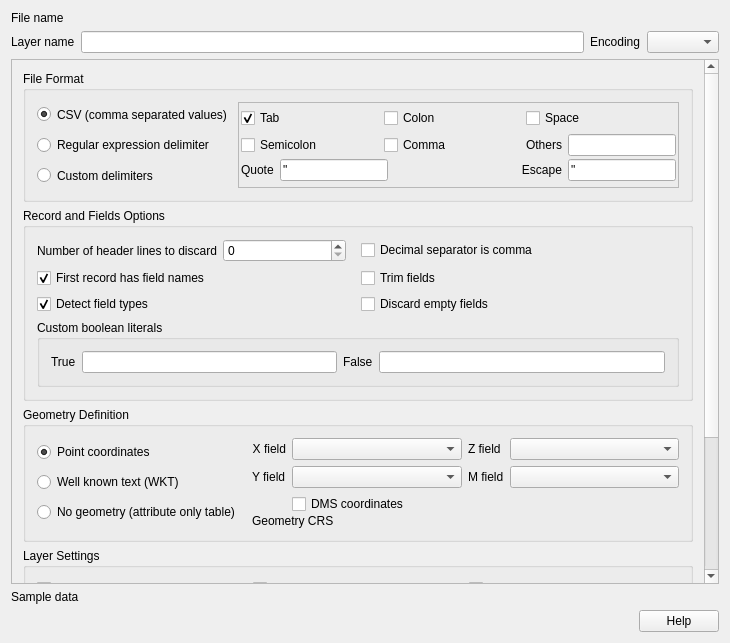
Before: the Qt Designer form src/ui/qgsdelimitedtextsourceselectbase.ui in nextgis/nextgisqgis, drawn with Qt 5.
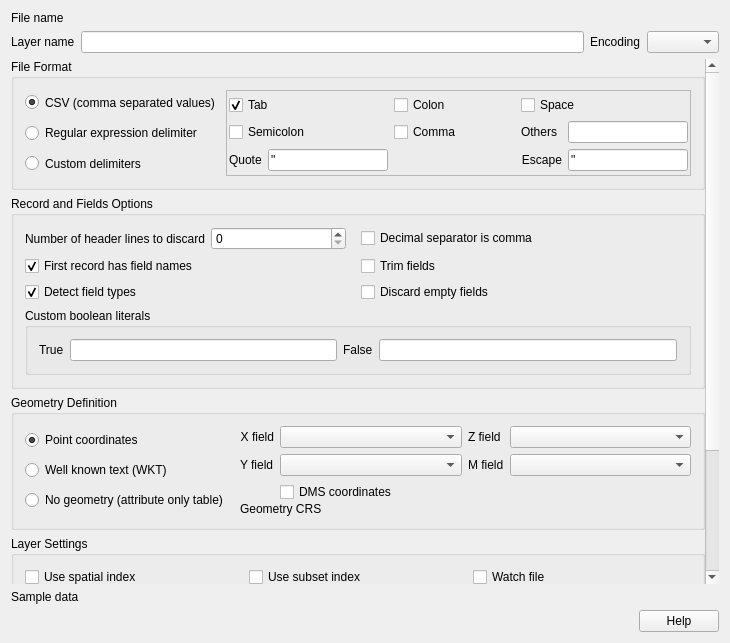
After: the same form once the commit is applied. Icons and pictures are not drawn. Custom widgets are drawn as their Qt base class.

```diff
--- a/src/ui/qgsdelimitedtextsourceselectbase.ui
+++ b/src/ui/qgsdelimitedtextsourceselectbase.ui
@@ -159,6 +159,9 @@
        <height>16777215</height>
       </size>
      </property>
+     <property name="frameShape">
+      <enum>QFrame::NoFrame</enum>
+     </property>
      <property name="widgetResizable">
       <bool>true</bool>
      </property>
@@ -178,6 +181,18 @@
        </sizepolicy>
       </property>
       <layout class="QVBoxLayout" name="verticalLayout_4">
+       <property name="leftMargin">
+        <number>0</number>
+       </property>
+       <property name="topMargin">
+        <number>0</number>
+       </property>
+       <property name="rightMargin">
+        <number>0</number>
+       </property>
+       <property name="bottomMargin">
+        <number>0</number>
+       </property>
        <item>
         <widget class="QgsCollapsibleGroupBox" name="fileFormatGroupBox">
          <property name="sizePolicy">
@@ -329,7 +344,45 @@
                  </property>
                  <item>
                   <layout class="QGridLayout" name="layoutDelimChars">
-                   <item row="1" column="0">
+                   <item row="2" column="3">
+                    <widget class="QLabel" name="labelEscape">
+                     <property name="sizePolicy">
+                      <sizepolicy hsizetype="Maximum" vsizetype="Preferred">
+                       <horstretch>0</horstretch>
+                       <verstretch>0</verstretch>
+                      </sizepolicy>
+                     </property>
+                     <property name="text">
+                      <string>Escape</string>
+                     </property>
+                     <property name="alignment">
+                      <set>Qt::AlignRight|Qt::AlignTrailing|Qt::AlignVCenter</set>
+                     </property>
+                     <property name="buddy">
+                      <cstring>txtEscapeChars</cstring>
+                     </property>
+                    </widget>
+                   </item>
+                   <item row="2" column="0">
+                    <widget class="QLabel" name="labelQuote">
+                     <property name="sizePolicy">
+                      <sizepolicy hsizetype="Maximum" vsizetype="Preferred">
+                       <horstretch>0</horstretch>
+                       <verstretch>0</verstretch>
+                      </sizepolicy>
+                     </property>
+                     <property name="text">
+                      <string>Quote</string>
+                     </property>
+                     <property name="alignment">
+                      <set>Qt::AlignJustify|Qt::AlignVCenter</set>
+                     </property>
+                     <property name="buddy">
+                      <cstring>txtQuoteChars</cstring>
+                     </property>
+                    </widget>
+                   </item>
+                   <item row="1" column="0" colspan="2">
                     <widget class="QCheckBox" name="cbxDelimSemicolon">
                      <property name="toolTip">
                       <string>Semicolon character is one of the delimiters</string>
@@ -345,61 +398,7 @@
                      </property>
                     </widget>
                    </item>
-                   <item row="1" column="2">
-                    <layout class="QHBoxLayout" name="horizontalLayout_3">
-                     <item>
-                      <widget class="QLabel" name="labelDelimOther">
-                       <property name="sizePolicy">
-                        <sizepolicy hsizetype="Maximum" vsizetype="Preferred">
-                         <horstretch>0</horstretch>
-                         <verstretch>0</verstretch>
-                        </sizepolicy>
-                       </property>
-                       <property name="text">
-                        <string>Others</string>
-                       </property>
-                       <property name="alignment">
-                        <set>Qt::AlignRight|Qt::AlignTrailing|Qt::AlignVCenter</set>
-                       </property>
-                       <property name="buddy">
-                        <cstring>txtDelimiterOther</cstring>
-                       </property>
-                      </widget>
-                     </item>
-                     <item>
-                      <widget class="QLineEdit" name="txtDelimiterOther">
-                       <property name="enabled">
-                        <bool>true</bool>
-                       </property>
-                       <property name="sizePolicy">
-                        <sizepolicy hsizetype="Maximum" vsizetype="Minimum">
-                         <horstretch>0</horstretch>
-                         <verstretch>0</verstretch>
-                        </sizepolicy>
-                       </property>
-                       <property name="maximumSize">
-                        <size>
-                         <width>32767</width>
-                         <height>32767</height>
-                        </size>
-                       </property>
-                       <property name="toolTip">
-                        <string>Delimiters to use when splitting fields in the text file. The delimiter can be more than one character. These characters are used in addition to the comma, tab, space, colon, and semicolon options.</string>
-                       </property>
-                       <property name="statusTip">
-                        <string>Delimiters to use when splitting fields in the text file. The delimiter can be more than one character. These characters are used in addition to the comma, tab, space, colon, and semicolon options.</string>
-                       </property>
-                       <property name="whatsThis">
-                        <string>Delimiters to use when splitting fields in the text file. The delimiter can be more than one character. These characters are used in addition to the comma, tab, space, colon, and semicolon options.</string>
-                       </property>
-                       <property name="maxLength">
-                        <number>10</number>
-                       </property>
-                      </widget>
-                     </item>
-                    </layout>
-                   </item>
-                   <item row="0" column="0">
+                   <item row="0" column="0" colspan="2">
                     <widget class="QCheckBox" name="cbxDelimTab">
                      <property name="toolTip">
                       <string>Tab character is one of the delimiters</string>
@@ -418,23 +417,7 @@
                      </property>
                     </widget>
                    </item>
-                   <item row="0" column="1">
-                    <widget class="QCheckBox" name="cbxDelimColon">
-                     <property name="toolTip">
-                      <string>Colon character is one of the delimiters</string>
-                     </property>
-                     <property name="statusTip">
-                      <string>Colon character is one of the delimiters</string>
-                     </property>
-                     <property name="whatsThis">
-                      <string>Colon character is one of the delimiters</string>
-                     </property>
-                     <property name="text">
-                      <string>Colon</string>
-                     </property>
-                    </widget>
-                   </item>
-                   <item row="1" column="1">
+                   <item row="1" column="2">
                     <widget class="QCheckBox" name="cbxDelimComma">
                      <property name="toolTip">
                       <string>Comma character is one of the delimiters</string>
@@ -450,7 +433,123 @@
                      </property>
                     </widget>
                    </item>
+                   <item row="2" column="1">
+                    <widget class="QLineEdit" name="txtQuoteChars">
+                     <property name="sizePolicy">
+                      <sizepolicy hsizetype="Preferred" vsizetype="Fixed">
+                       <horstretch>0</horstretch>
+                       <verstretch>0</verstretch>
+                      </sizepolicy>
+                     </property>
+                     <property name="toolTip">
+                      <string>The quote character(s) enclose fields which may include delimiters and new lines</string>
+                     </property>
+                     <property name="statusTip">
+                      <string>The quote character(s) enclose fields which may include delimiters and new lines</string>
+                     </property>
+                     <property name="whatsThis">
+                      <string>The quote character(s) enclose fields which may include delimiters and new lines</string>
+                     </property>
+                     <property name="text">
+                      <string>&quot;</string>
+                     </property>
+                     <property name="maxLength">
+                      <number>10</number>
+                     </property>
+                    </widget>
+                   </item>
                    <item row="0" column="2">
+                    <widget class="QCheckBox" name="cbxDelimColon">
+                     <property name="toolTip">
+                      <string>Colon character is one of the delimiters</string>
+                     </property>
+                     <property name="statusTip">
+                      <string>Colon character is one of the delimiters</string>
+                     </property>
+                     <property name="whatsThis">
+                      <string>Colon character is one of the delimiters</string>
+                     </property>
+                     <property name="text">
+                      <string>Colon</string>
+                     </property>
+                    </widget>
+                   </item>
+                   <item row="2" column="4">
+                    <widget class="QLineEdit" name="txtEscapeChars">
+                     <property name="sizePolicy">
+                      <sizepolicy hsizetype="Preferred" vsizetype="Fixed">
+                       <horstretch>0</horstretch>
+                       <verstretch>0</verstretch>
+                      </sizepolicy>
+                     </property>
+                     <property name="toolTip">
+                      <string>The escape character(s) force the next character to be treated as a normal character (that is not a delimiter, quote, or new line character). If the escape character is the same as a quote character, it only escapes itself and only within quotes.</string>
+                     </property>
+                     <property name="statusTip">
+                      <string>The escape character(s) force the next character to be treated as a normal character (that is not a delimiter, quote, or new line character). If the escape character is the same as a quote character, it only escapes itself and only within quotes.</string>
+                     </property>
+                     <property name="whatsThis">
+                      <string>The escape character(s) force the next character to be treated as a normal character (that is not a delimiter, quote, or new line character). If the escape character is the same as a quote character, it only escapes itself and only within quotes.</string>
+                     </property>
+                     <property name="text">
+                      <string>&quot;</string>
+                     </property>
+                     <property name="maxLength">
+                      <number>10</number>
+                     </property>
+                    </widget>
+                   </item>
+                   <item row="1" column="4">
+                    <widget class="QLineEdit" name="txtDelimiterOther">
+                     <property name="enabled">
+                      <bool>true</bool>
+                     </property>
+                     <property name="sizePolicy">
+                      <sizepolicy hsizetype="Maximum" vsizetype="Minimum">
+                       <horstretch>0</horstretch>
+                       <verstretch>0</verstretch>
+                      </sizepolicy>
+                     </property>
+                     <property name="maximumSize">
+                      <size>
+                       <width>32767</width>
+                       <height>32767</height>
+                      </size>
+                     </property>
+                     <property name="toolTip">
+                      <string>Delimiters to use when splitting fields in the text file. The delimiter can be more than one character. These characters are used in addition to the comma, tab, space, colon, and semicolon options.</string>
+                     </property>
+                     <property name="statusTip">
+                      <string>Delimiters to use when splitting fields in the text file. The delimiter can be more than one character. These characters are used in addition to the comma, tab, space, colon, and semicolon options.</string>
+                     </property>
+                     <property name="whatsThis">
+                      <string>Delimiters to use when splitting fields in the text file. The delimiter can be more than one character. These characters are used in addition to the comma, tab, space, colon, and semicolon options.</string>
+                     </property>
+                     <property name="maxLength">
+                      <number>10</number>
+                     </property>
+                    </widget>
+                   </item>
+                   <item row="1" column="3">
+                    <widget class="QLabel" name="labelDelimOther">
+                     <property name="sizePolicy">
+                      <sizepolicy hsizetype="Maximum" vsizetype="Preferred">
+                       <horstretch>0</horstretch>
+                       <verstretch>0</verstretch>
+                      </sizepolicy>
+                     </property>
+                     <property name="text">
+                      <string>Others</string>
+                     </property>
+                     <property name="alignment">
+                      <set>Qt::AlignRight|Qt::AlignTrailing|Qt::AlignVCenter</set>
+                     </property>
+                     <property name="buddy">
+                      <cstring>txtDelimiterOther</cstring>
+                     </property>
+                    </widget>
+                   </item>
+                   <item row="0" column="3" colspan="2">
                     <widget class="QCheckBox" name="cbxDelimSpace">
                      <property name="toolTip">
                       <string>Space character is one of the delimiters</string>
@@ -471,111 +570,6 @@
                    </item>
                   </layout>
                  </item>
-                 <item>
-                  <layout class="QHBoxLayout" name="horizontalLayout">
-                   <item>
-                    <widget class="QLabel" name="labelQuote">
-                     <property name="sizePolicy">
-                      <sizepolicy hsizetype="Maximum" vsizetype="Preferred">
-                       <horstretch>0</horstretch>
-                       <verstretch>0</verstretch>
-                      </sizepolicy>
-                     </property>
-                     <property name="text">
-                      <string>Quote</string>
-                     </property>
-                     <property name="alignment">
-                      <set>Qt::AlignJustify|Qt::AlignVCenter</set>
-                     </property>
-                     <property name="buddy">
-                      <cstring>txtQuoteChars</cstring>
-                     </property>
-                    </widget>
-                   </item>
-                   <item>
-                    <widget class="QLineEdit" name="txtQuoteChars">
-                     <property name="sizePolicy">
-                      <sizepolicy hsizetype="Preferred" vsizetype="Fixed">
-                       <horstretch>0</horstretch>
-                       <verstretch>0</verstretch>
-                      </sizepolicy>
-                     </property>
-                     <property name="toolTip">
-                      <string>The quote character(s) enclose fields which may include delimiters and new lines</string>
-                     </property>
-                     <property name="statusTip">
-                      <string>The quote character(s) enclose fields which may include delimiters and new lines</string>
-                     </property>
-                     <property name="whatsThis">
-                      <string>The quote character(s) enclose fields which may include delimiters and new lines</string>
-                     </property>
-                     <property name="text">
-                      <string>&quot;</string>
-                     </property>
-                     <property name="maxLength">
-                      <number>10</number>
-                     </property>
-                    </widget>
-                   </item>
-                   <item>
-                    <spacer name="horizontalSpacer_2">
-                     <property name="orientation">
-                      <enum>Qt::Horizontal</enum>
-                     </property>
-                     <property name="sizeHint" stdset="0">
-                      <size>
-                       <width>40</width>
-                       <height>20</height>
-                      </size>
-                     </property>
-                    </spacer>
-                   </item>
-                   <item>
-                    <widget class="QLabel" name="labelEscape">
-                     <property name="sizePolicy">
-                      <sizepolicy hsizetype="Maximum" vsizetype="Preferred">
-                       <horstretch>0</horstretch>
-                       <verstretch>0</verstretch>
-                      </sizepolicy>
-                     </property>
-                     <property name="text">
-                      <string>Escape</string>
-                     </property>
-                     <property name="alignment">
-                      <set>Qt::AlignRight|Qt::AlignTrailing|Qt::AlignVCenter</set>
-                     </property>
-                     <property name="buddy">
-                      <cstring>txtEscapeChars</cstring>
-                     </property>
-                    </widget>
-                   </item>
-                   <item>
-                    <widget class="QLineEdit" name="txtEscapeChars">
-                     <property name="sizePolicy">
-                      <sizepolicy hsizetype="Preferred" vsizetype="Fixed">
-                       <horstretch>0</horstretch>
-                       <verstretch>0</verstretch>
-                      </sizepolicy>
-                     </property>
-                     <property name="toolTip">
-                      <string>The escape character(s) force the next character to be treated as a normal character (that is not a delimiter, quote, or new line character). If the escape character is the same as a quote character, it only escapes itself and only within quotes.</string>
-                     </property>
-                     <property name="statusTip">
-                      <string>The escape character(s) force the next character to be treated as a normal character (that is not a delimiter, quote, or new line character). If the escape character is the same as a quote character, it only escapes itself and only within quotes.</string>
-                     </property>
-                     <property name="whatsThis">
-                      <string>The escape character(s) force the next character to be treated as a normal character (that is not a delimiter, quote, or new line character). If the escape character is the same as a quote character, it only escapes itself and only within quotes.</string>
-                     </property>
-                     <property name="text">
-                      <string>&quot;</string>
-                     </property>
-                     <property name="maxLength">
-                      <number>10</number>
-                     </property>
-                    </widget>
-                   </item>
-                  </layout>
-                 </item>
                 </layout>
                </widget>
               </item>
@@ -865,7 +859,7 @@
        <item>
         <widget class="QgsCollapsibleGroupBox" name="geometryDefinitionGroupBox">
          <property name="sizePolicy">
-          <sizepolicy hsizetype="Preferred" vsizetype="Preferred">
+          <sizepolicy hsizetype="Preferred" vsizetype="Fixed">
            <horstretch>0</horstretch>
            <verstretch>0</verstretch>
           </sizepolicy>
@@ -1350,7 +1344,7 @@
               <property name="sizeHint" stdset="0">
                <size>
                 <width>20</width>
-                <height>20</height>
+                <height>0</height>
                </size>
               </property>
              </spacer>
@@ -1560,23 +1554,17 @@
  </widget>
  <layoutdefault spacing="6" margin="11"/>
  <customwidgets>
-  <customwidget>
-   <class>QgsScrollArea</class>
-   <extends>QScrollArea</extends>
-   <header>qgsscrollarea.h</header>
-   <container>1</container>
-  </customwidget>
-  <customwidget>
-   <class>QgsSpinBox</class>
-   <extends>QSpinBox</extends>
-   <header>qgsspinbox.h</header>
-  </customwidget>
   <customwidget>
    <class>QgsCollapsibleGroupBox</class>
    <extends>QGroupBox</extends>
    <header>qgscollapsiblegroupbox.h</header>
    <container>1</container>
   </customwidget>
+  <customwidget>
+   <class>QgsSpinBox</class>
+   <extends>QSpinBox</extends>
+   <header>qgsspinbox.h</header>
+  </customwidget>
   <customwidget>
    <class>QgsFileWidget</class>
    <extends>QWidget</extends>
@@ -1587,6 +1575,12 @@
    <extends>QWidget</extends>
    <header>qgsprojectionselectionwidget.h</header>
   </customwidget>
+  <customwidget>
+   <class>QgsScrollArea</class>
+   <extends>QScrollArea</extends>
+   <header>qgsscrollarea.h</header>
+   <container>1</container>
+  </customwidget>
  </customwidgets>
  <tabstops>
   <tabstop>txtLayerName</tabstop>
```
Left out of the diff: 8 changed lines with no effect on the pictures.
